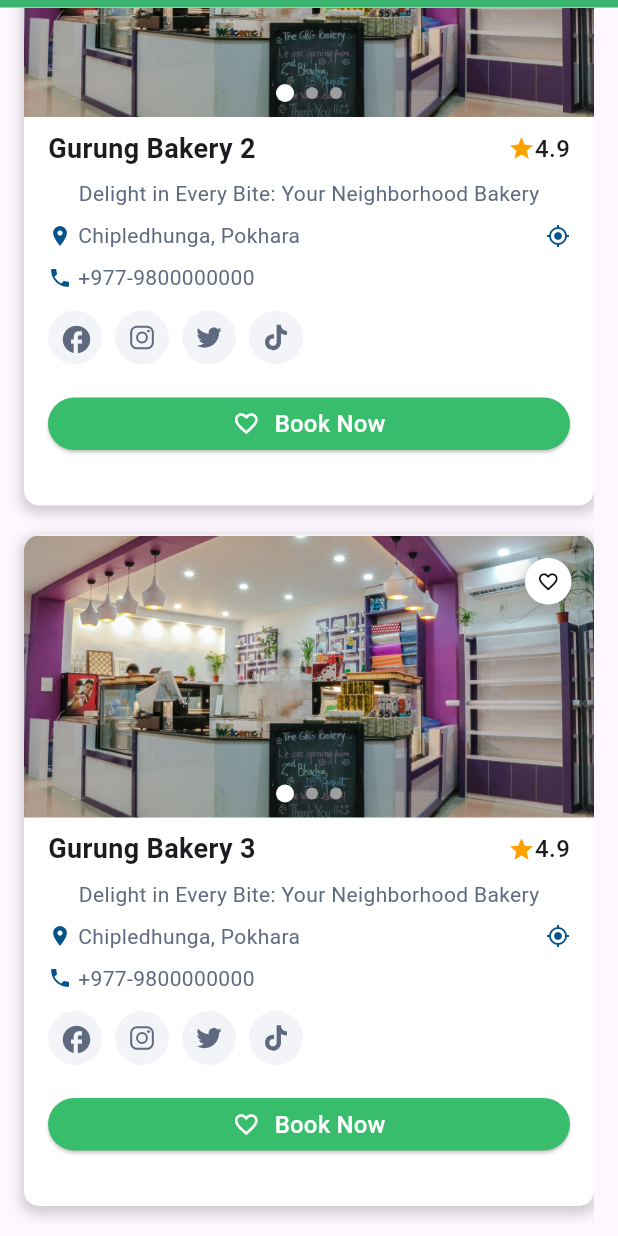
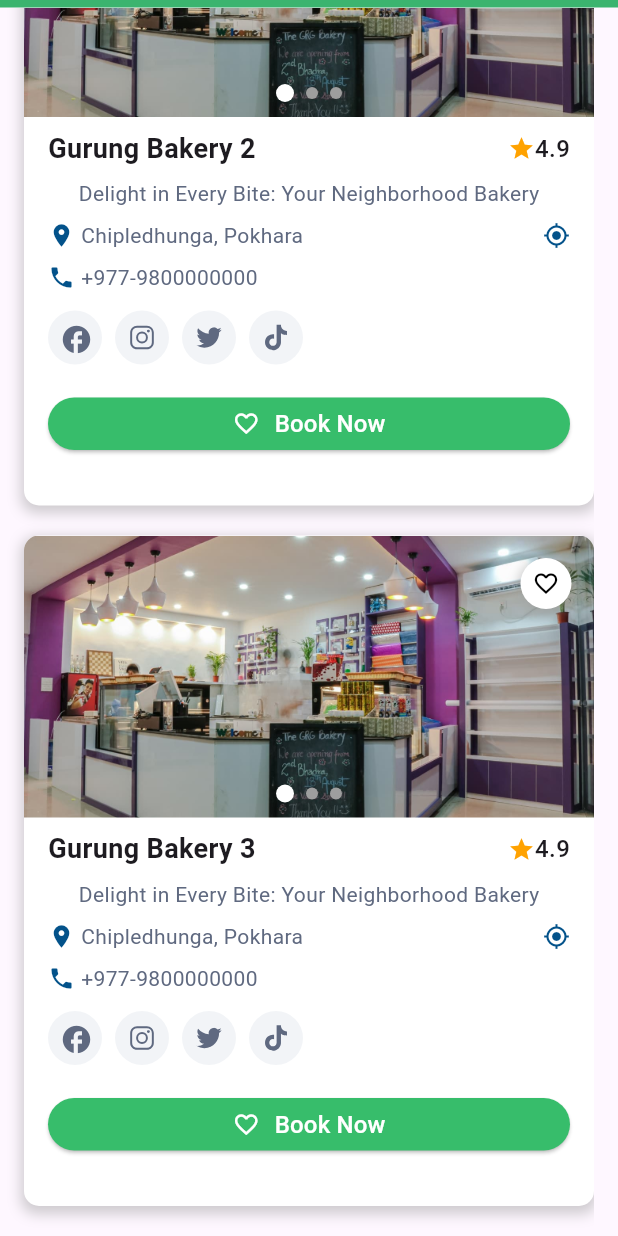
Before and after one commit to rahapal/Ordering, a Flutter app: the screen it shows after launch, scrolled down 714 dp, on a phone screen of 412 x 824 dp. Run offline on Flutter 3.47's test engine with Material 3 defaults, Android fonts, the phone set to English and light mode, and no system bars; our stand-ins replace ionicons.

Commit message:
icon size increase

```diff
--- a/lib/constantBox.dart
+++ b/lib/constantBox.dart
@@ -102,7 +102,7 @@ class _CustomBoxState extends State<CustomBox> {
                     child: Icon(
                       Icons.favorite_border_outlined,
                       color: Colors.black,
-                      size: 15,
+                      size: 18,
                     ),
                   ),
                 ),
@@ -171,7 +171,7 @@ class _CustomBoxState extends State<CustomBox> {
                         const Icon(
                           Icons.location_on,
                           color: Color(0xFF03528A),
-                          size: 16,
+                          size: 18,
                         ),
                         const SizedBox(width: 4),
                         Text(
@@ -186,7 +186,7 @@ class _CustomBoxState extends State<CustomBox> {
                     const Icon(
                       Icons.gps_fixed,
                       color: Color(0xFF03528A),
-                      size: 16,
+                      size: 18,
                     ),
                   ],
                 ),
@@ -196,7 +196,7 @@ class _CustomBoxState extends State<CustomBox> {
                     const Icon(
                       Icons.phone,
                       color: Color(0xFF03528A),
-                      size: 16,
+                      size: 18,
                     ),
                     const SizedBox(width: 4),
                     Text(
```
